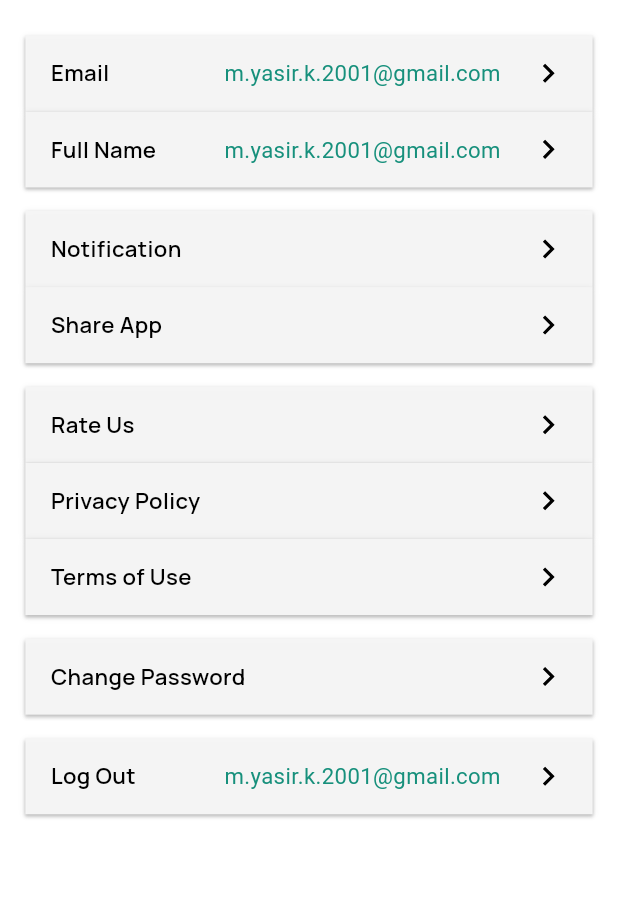
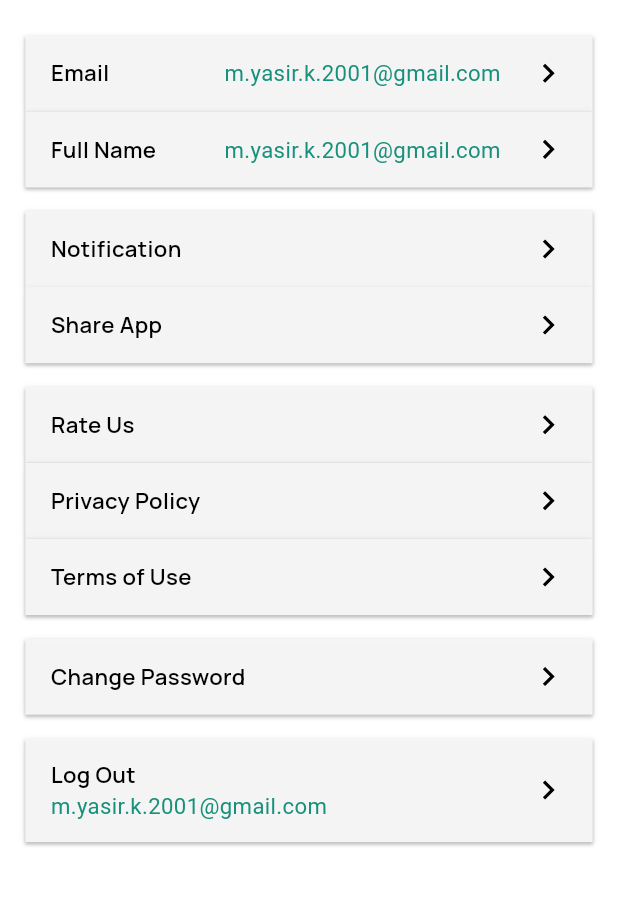
Before and after one commit to aplikettechnologies/XTicket_flutter, a Flutter app: the SettingsScreen screen opened directly, on a phone screen of 412 x 824 dp, the part 84-990 px from its top. Run offline on Flutter 3.47's test engine with Material 3 defaults, Android fonts, the phone set to English and light mode, and no system bars; our stand-ins replace cached_network_image, carousel_slider, dotted_line, fade_shimmer, flutter_html, flutter_screenutil and 4 more; accounts and stored records are empty; Roboto replaces fonts that are missing (Manripe).

Commit message:
create the setting design

```diff
--- a/lib/app/modules/dashboard/dashboard_screen.dart
+++ b/lib/app/modules/dashboard/dashboard_screen.dart
@@ -7,6 +7,7 @@ import 'package:xticket/shared/localization/localization_const.dart';
 import 'package:xticket/shared/utils/app_assets.dart';
 import 'package:xticket/shared/utils/app_color.dart';
 import 'package:xticket/shared/utils/app_style.dart';
+import '../../../routes/app_routes.dart';
 import '../../../shared/widgets/app_svg_iconbutton.dart';
 import '../../../shared/widgets/common_bottombar.dart';
 import 'widgets/change_language_dropdown.dart';
@@ -63,6 +64,7 @@ class DashboardScreen extends StatelessWidget {
                       svgIconButton(
                         iconPath: AppAssets.icSettingsWhite,
                         onPressed: () {
+                          Get.toNamed(AppRoutes.settings);
                           // handle tap
                         },
                         padding: EdgeInsets.all(5.sp),
--- a/lib/app/modules/settings/settings_screen.dart
+++ b/lib/app/modules/settings/settings_screen.dart
@@ -58,9 +58,72 @@ class SettingsScreen extends StatelessWidget {
             ),
 
             SizedBox(height: 16.h),
-            settingsListTile(
+            settingsLogoutWidget(
               title: getTranslation(context, "settings.logout"),
               subtitle: "m.yasir.k.2001@gmail.com",
+            ),
+          ],
+        ),
+      ),
+    );
+  }
+
+  Widget settingsLogoutWidget({
+    required String title,
+    void Function()? onTap,
+    required String subtitle,
+  }) {
+    return InkWell(
+      onTap: onTap,
+      child: Container(
+        padding: EdgeInsets.symmetric(horizontal: 16.w, vertical: 14.h),
+        decoration: BoxDecoration(
+          color: AppColor.neutralColor09.withValues(alpha: 0.99),
+          boxShadow: [
+            BoxShadow(
+              color: AppColor.black.withValues(alpha: 0.08),
+              blurRadius: 3,
+              spreadRadius: 0,
+              offset: Offset(0, 1),
+            ),
+            BoxShadow(
+              color: AppColor.black.withValues(alpha: 0.12),
+              blurRadius: 1,
+              offset: Offset(0, 2),
+              spreadRadius: 0,
+            ),
+            BoxShadow(
+              color: AppColor.black.withValues(alpha: 0.12),
+              blurRadius: 1,
+              offset: Offset(0, 1),
+              spreadRadius: 0,
+            ),
+          ],
+        ),
+        child: Row(
+          mainAxisAlignment: MainAxisAlignment.start,
+          crossAxisAlignment: CrossAxisAlignment.center,
+          children: [
+            Expanded(
+              child: Column(
+                mainAxisAlignment: MainAxisAlignment.start,
+                crossAxisAlignment: CrossAxisAlignment.start,
+                children: [
+                  Text(title, style: AppStyle.blackBold14Manrope),
+                  Text(
+                    "m.yasir.k.2001@gmail.com",
+                    style: AppStyle.primary4RegularManrope,
+                  ),
+                ],
+              ),
+            ),
+
+            SvgPicture.asset(
+              AppAssets.icLeftArrow,
+              height: 24.h,
+              width: 24.w,
+              fit: BoxFit.cover,
+              colorFilter: ColorFilter.mode(AppColor.black, BlendMode.srcIn),
             ),
           ],
         ),
--- a/lib/routes/app_pages.dart
+++ b/lib/routes/app_pages.dart
@@ -4,6 +4,7 @@ import 'package:xticket/app/modules/auth/login/login_screen.dart';
 import 'package:xticket/app/modules/auth/registration/registration_screen.dart';
 import 'package:xticket/app/modules/createEvent/create_event_screen.dart';
 import 'package:xticket/app/modules/dashboard/dashboard_screen.dart';
+import 'package:xticket/app/modules/settings/settings_screen.dart';
 import 'package:xticket/routes/app_routes.dart';
 import '../app/modules/notification/notification_screen.dart';
 import '../app/modules/onboarding/onboarding_screen.dart';
@@ -17,5 +18,6 @@ class AppPages {
     GetPage(name: AppRoutes.dashboard, page: () => DashboardScreen()),
     GetPage(name: AppRoutes.notification, page: () => NotificationScreen()),
     GetPage(name: AppRoutes.createEvent, page: () => CreateEventScreen()),
+    GetPage(name: AppRoutes.settings, page: () => SettingsScreen()),
   ];
 }
--- a/lib/routes/app_routes.dart
+++ b/lib/routes/app_routes.dart
@@ -8,4 +8,5 @@ abstract class AppRoutes {
   static const dashboard = '/dashboard';
   static const notification = '/notification';
   static const createEvent = '/createEvent';
+  static const settings = '/settings';
 }
```
